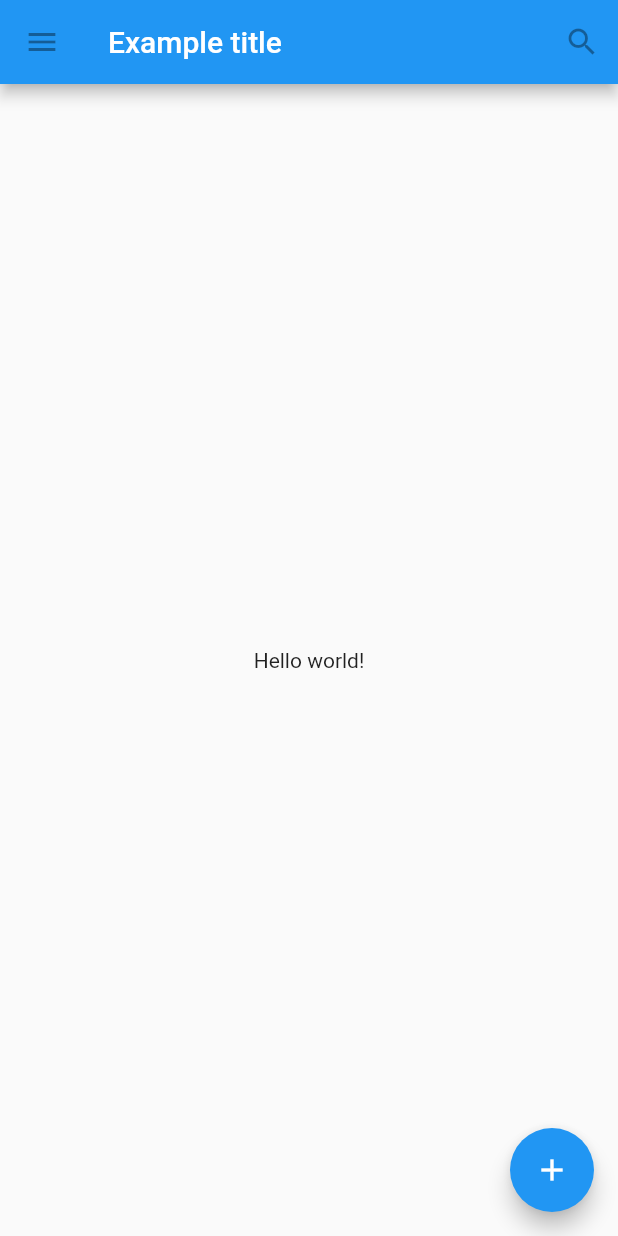
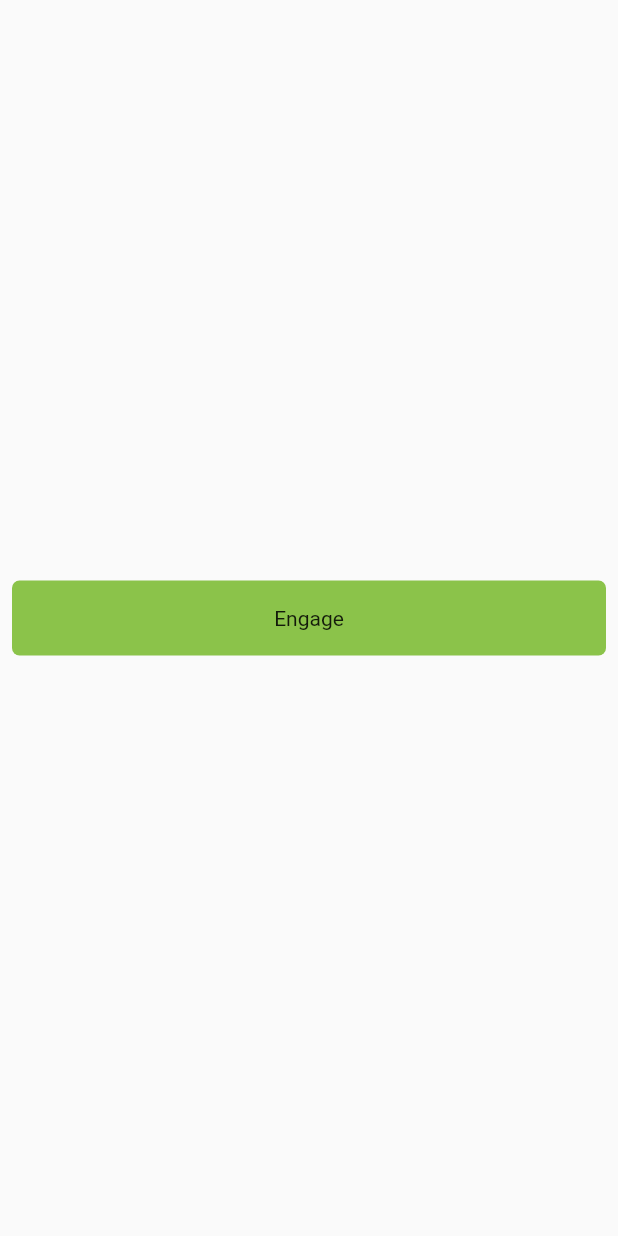
Before and after one commit to ibis7895123/flutter_tutorial, a Flutter app: the screen it shows after launch, on a phone screen of 412 x 824 dp. Run offline on Flutter 3.47's test engine with Material 2 defaults, Android fonts, the phone set to English and light mode, and no system bars.

Commit message:
ジェスチャーボタンを実装

```diff
--- a/lib/main.dart
+++ b/lib/main.dart
@@ -3,40 +3,34 @@ import 'package:flutter/material.dart';
 void main() {
   // runApp(const MyApp());
   runApp(const MaterialApp(
-    title: 'Flutter Tutorial',
-    home: TutorialHome(),
+    home: Scaffold(
+      body: Center(
+        child: MyButton(),
+      ),
+    ),
   ));
 }
 
-class TutorialHome extends StatelessWidget {
-  const TutorialHome({Key? key}) : super(key: key);
+class MyButton extends StatelessWidget {
+  const MyButton({Key? key}) : super(key: key);
 
   @override
   Widget build(BuildContext context) {
-    // Scaffold は、主要な材料コンポーネントのレイアウトです。
-    return Scaffold(
-      appBar: AppBar(
-        leading: const IconButton(
-          icon: Icon(Icons.menu),
-          tooltip: 'Navigation menu',
-          onPressed: null,
+    return GestureDetector(
+      onTap: () {
+        print('MyButton was tapped');
+      },
+      child: Container(
+        height: 50,
+        padding: const EdgeInsets.all(8.0),
+        margin: const EdgeInsets.symmetric(horizontal: 8.0),
+        decoration: BoxDecoration(
+          borderRadius: BorderRadius.circular(5.0),
+          color: Colors.lightGreen[500],
         ),
-        title: const Text('Example title'),
-        actions: const [
-          IconButton(
-            icon: Icon(Icons.search),
-            tooltip: 'Search',
-            onPressed: null,
-          ),
-        ],
-      ),
-      body: const Center(
-        child: Text('Hello world!'),
-      ),
-      floatingActionButton: const FloatingActionButton(
-        tooltip: 'Add',
-        child: Icon(Icons.add),
-        onPressed: null,
+        child: const Center(
+          child: Text('Engage'),
+        ),
       ),
     );
   }
```
